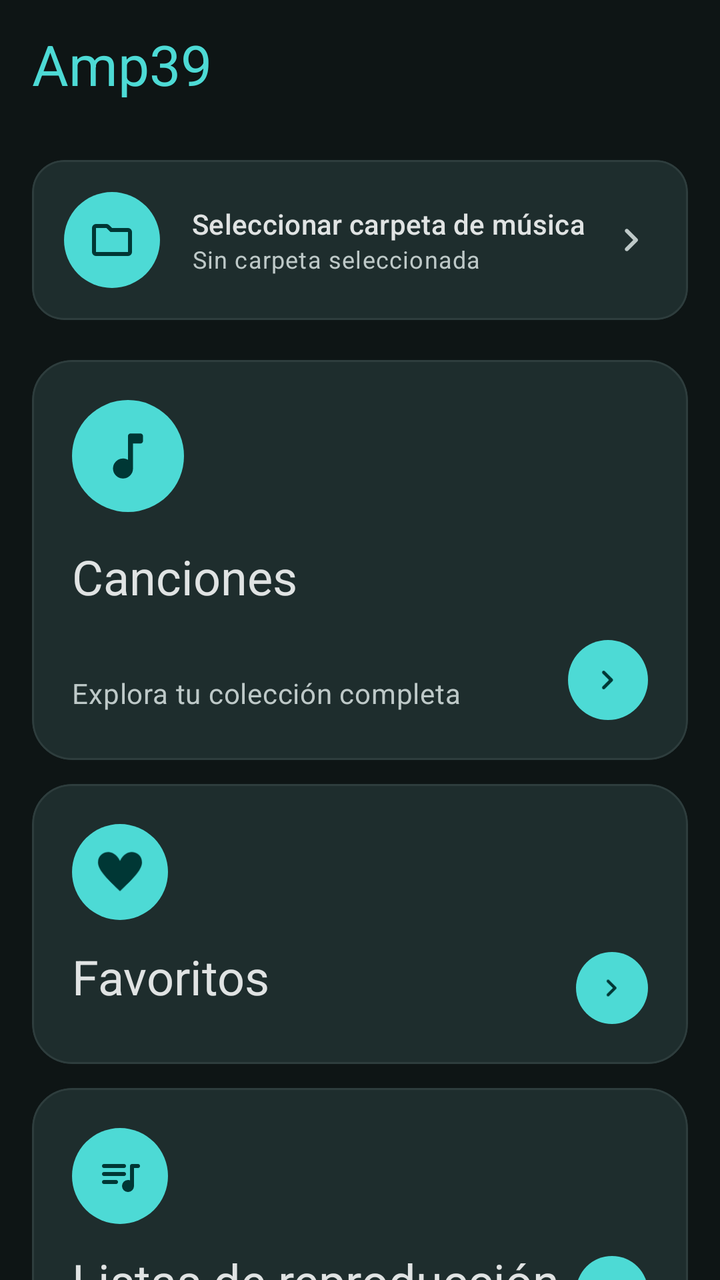
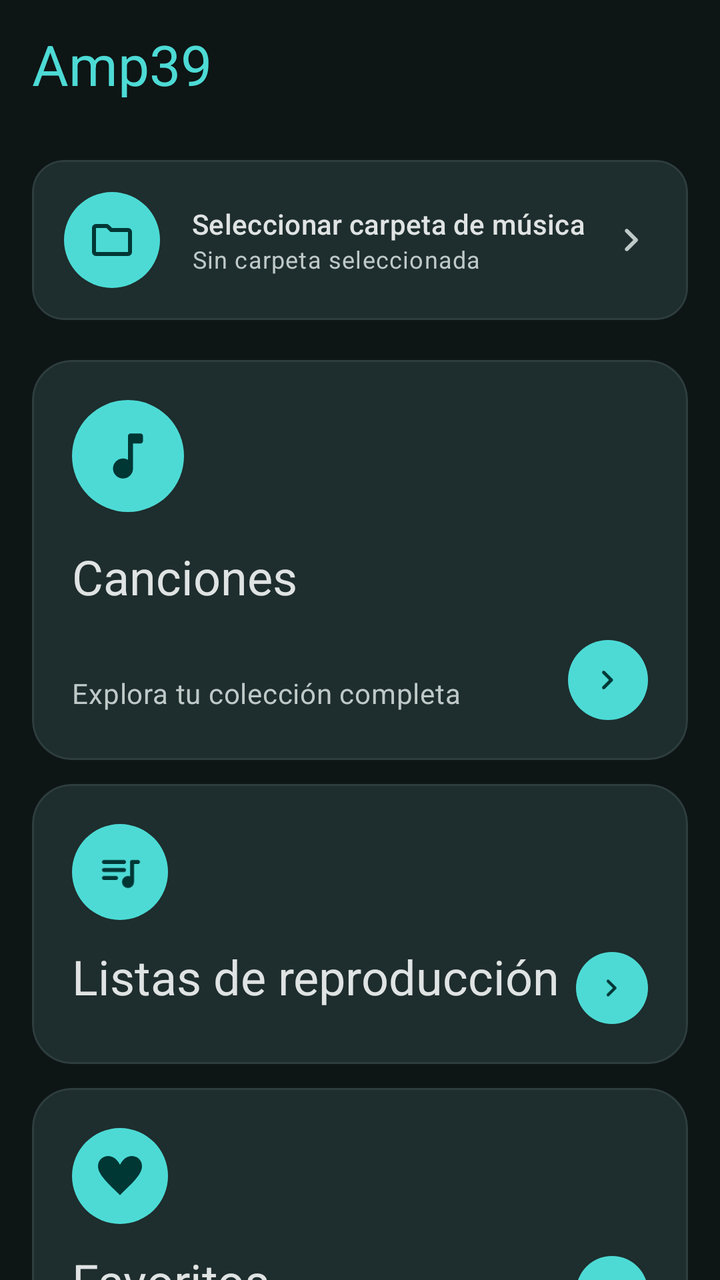

An Android layout rendered at two revisions. The XML below is the earlier revision; the diff shows what the commit changed to produce the second picture.
<!-- AndroidManifest.xml: application theme Theme.MikuPlayer -->
<!-- res/layout/activity_main.xml -->
<?xml version="1.0" encoding="utf-8"?>
<androidx.coordinatorlayout.widget.CoordinatorLayout
    xmlns:android="http://schemas.android.com/apk/res/android"
    xmlns:app="http://schemas.android.com/apk/res-auto"
    android:layout_width="match_parent"
    android:layout_height="match_parent"
    android:background="@color/md_theme_background">

    
    <com.google.android.material.appbar.AppBarLayout
        android:layout_width="match_parent"
        android:layout_height="wrap_content"
        android:background="@color/md_theme_surface"
        app:elevation="0dp">

        <com.google.android.material.appbar.MaterialToolbar
            android:id="@+id/toolbar"
            android:layout_width="match_parent"
            android:layout_height="64dp"
            app:title="Amp39"
            app:titleTextColor="@color/md_theme_primary"
            app:titleTextAppearance="@style/TextAppearance.Material3.HeadlineMedium" />

    </com.google.android.material.appbar.AppBarLayout>

    <androidx.core.widget.NestedScrollView
        android:layout_width="match_parent"
        android:layout_height="match_parent"
        app:layout_behavior="@string/appbar_scrolling_view_behavior">

        <LinearLayout
            android:layout_width="match_parent"
            android:layout_height="wrap_content"
            android:orientation="vertical"
            android:paddingHorizontal="16dp"
            android:paddingTop="16dp"
            android:paddingBottom="100dp">

            
            <com.google.android.material.card.MaterialCardView
                android:id="@+id/cardSelectFolder"
                android:layout_width="match_parent"
                android:layout_height="wrap_content"
                android:layout_marginBottom="20dp"
                android:clickable="true"
                android:focusable="true"
                app:cardBackgroundColor="@color/md_theme_surfaceVariant"
                app:cardCornerRadius="16dp"
                app:cardElevation="0dp"
                app:strokeColor="@color/md_theme_outlineVariant"
                app:strokeWidth="1dp">
                <LinearLayout
                    android:layout_width="match_parent"
                    android:layout_height="wrap_content"
                    android:gravity="center_vertical"
                    android:orientation="horizontal"
                    android:padding="16dp">
                    
                    <FrameLayout
                        android:layout_width="48dp"
                        android:layout_height="48dp"
                        android:background="@drawable/bg_icon_circle_primary">
                        <ImageView
                            android:layout_width="24dp"
                            android:layout_height="24dp"
                            android:layout_gravity="center"
                            android:src="@drawable/ic_folder"
                            android:tint="@color/md_theme_onPrimary" />
                    </FrameLayout>
                    <LinearLayout
                        android:layout_width="0dp"
                        android:layout_height="wrap_content"
                        android:layout_marginStart="16dp"
                        android:layout_weight="1"
                        android:orientation="vertical">
                        <TextView
                            android:layout_width="wrap_content"
                            android:layout_height="wrap_content"
                            android:text="Seleccionar carpeta de música"
                            android:textAppearance="@style/TextAppearance.Material3.TitleSmall"
                            android:textColor="@color/md_theme_onSurface" />
                        <TextView
                            android:id="@+id/tvSelectedFolder"
                            android:layout_width="wrap_content"
                            android:layout_height="wrap_content"
                            android:text="Sin carpeta seleccionada"
                            android:textAppearance="@style/TextAppearance.Material3.BodySmall"
                            android:textColor="@color/md_theme_onSurfaceVariant" />
                    </LinearLayout>
                    <ImageView
                        android:layout_width="24dp"
                        android:layout_height="24dp"
                        android:src="@drawable/ic_chevron_right"
                        android:tint="@color/md_theme_onSurfaceVariant" />
                </LinearLayout>
            </com.google.android.material.card.MaterialCardView>

            
            <com.google.android.material.card.MaterialCardView
                android:id="@+id/cardAllSongs"
                android:layout_width="match_parent"
                android:layout_height="200dp"
                android:layout_marginBottom="12dp"
                android:clickable="true"
                android:focusable="true"
                app:cardBackgroundColor="@color/md_theme_surfaceVariant"
                app:cardCornerRadius="20dp"
                app:cardElevation="0dp">
                <RelativeLayout
                    android:layout_width="match_parent"
                    android:layout_height="match_parent"
                    android:padding="20dp">
                    
                    <FrameLayout
                        android:layout_width="56dp"
                        android:layout_height="56dp"
                        android:background="@drawable/bg_icon_circle_primary"
                        android:id="@+id/iconSongs">
                        <ImageView
                            android:layout_width="30dp"
                            android:layout_height="30dp"
                            android:layout_gravity="center"
                            android:src="@drawable/ic_music_note"
                            android:tint="@color/md_theme_onPrimary" />
                    </FrameLayout>
                    <TextView
                        android:layout_width="wrap_content"
                        android:layout_height="wrap_content"
                        android:layout_below="@id/iconSongs"
                        android:layout_marginTop="16dp"
                        android:text="Canciones"
                        android:textAppearance="@style/TextAppearance.Material3.HeadlineSmall"
                        android:textColor="@color/md_theme_onSurface" />
                    <TextView
                        android:layout_width="match_parent"
                        android:layout_height="wrap_content"
                        android:layout_alignParentBottom="true"
                        android:layout_marginBottom="4dp"
                        android:text="Explora tu colección completa"
                        android:textAppearance="@style/TextAppearance.Material3.BodyMedium"
                        android:textColor="@color/md_theme_onSurfaceVariant" />
                    
                    <FrameLayout
                        android:layout_width="40dp"
                        android:layout_height="40dp"
                        android:layout_alignParentEnd="true"
                        android:layout_alignParentBottom="true"
                        android:background="@drawable/bg_icon_circle_primary">
                        <ImageView
                            android:layout_width="20dp"
                            android:layout_height="20dp"
                            android:layout_gravity="center"
                            android:src="@drawable/ic_chevron_right"
                            android:tint="@color/md_theme_onPrimary" />
                    </FrameLayout>
                </RelativeLayout>
            </com.google.android.material.card.MaterialCardView>


            
            <com.google.android.material.card.MaterialCardView
                android:id="@+id/cardFavorites"
                android:layout_width="match_parent"
                android:layout_height="140dp"
                android:layout_marginBottom="12dp"
                android:clickable="true"
                android:focusable="true"
                app:cardBackgroundColor="@color/md_theme_surfaceVariant"
                app:cardCornerRadius="20dp"
                app:cardElevation="0dp">
                <RelativeLayout
                    android:layout_width="match_parent"
                    android:layout_height="match_parent"
                    android:padding="20dp">
                    <FrameLayout
                        android:layout_width="48dp"
                        android:layout_height="48dp"
                        android:id="@+id/iconFavorites"
                        android:background="@drawable/bg_icon_circle_primary">
                        <ImageView
                            android:layout_width="24dp"
                            android:layout_height="24dp"
                            android:layout_gravity="center"
                            android:src="@drawable/ic_heart_filled"
                            android:tint="@color/md_theme_onPrimary" />
                    </FrameLayout>
                    <TextView
                        android:layout_width="wrap_content"
                        android:layout_height="wrap_content"
                        android:layout_below="@id/iconFavorites"
                        android:layout_marginTop="12dp"
                        android:text="Favoritos"
                        android:textAppearance="@style/TextAppearance.Material3.HeadlineSmall"
                        android:textColor="@color/md_theme_onSurface" />
                    <FrameLayout
                        android:layout_width="36dp"
                        android:layout_height="36dp"
                        android:layout_alignParentEnd="true"
                        android:layout_alignParentBottom="true"
                        android:background="@drawable/bg_icon_circle_primary">
                        <ImageView
                            android:layout_width="18dp"
                            android:layout_height="18dp"
                            android:layout_gravity="center"
                            android:src="@drawable/ic_chevron_right"
                            android:tint="@color/md_theme_onPrimary" />
                    </FrameLayout>
                </RelativeLayout>
            </com.google.android.material.card.MaterialCardView>

            
            <com.google.android.material.card.MaterialCardView
                android:id="@+id/cardPlaylists"
                android:layout_width="match_parent"
                android:layout_height="140dp"
                android:layout_marginBottom="12dp"
                android:clickable="true"
                android:focusable="true"
                app:cardBackgroundColor="@color/md_theme_surfaceVariant"
                app:cardCornerRadius="20dp"
                app:cardElevation="0dp">
                <RelativeLayout
                    android:layout_width="match_parent"
                    android:layout_height="match_parent"
                    android:padding="20dp">
                    <FrameLayout
                        android:layout_width="48dp"
                        android:layout_height="48dp"
                        android:id="@+id/iconPlaylists"
                        android:background="@drawable/bg_icon_circle_primary">
                        <ImageView
                            android:layout_width="24dp"
                            android:layout_height="24dp"
                            android:layout_gravity="center"
                            android:src="@drawable/ic_playlist"
                            android:tint="@color/md_theme_onPrimary" />
                    </FrameLayout>
                    <TextView
                        android:layout_width="wrap_content"
                        android:layout_height="wrap_content"
                        android:layout_below="@id/iconPlaylists"
                        android:layout_marginTop="12dp"
                        android:text="Listas de reproducción"
                        android:textAppearance="@style/TextAppearance.Material3.HeadlineSmall"
                        android:textColor="@color/md_theme_onSurface" />
                    <FrameLayout
                        android:layout_width="36dp"
                        android:layout_height="36dp"
                        android:layout_alignParentEnd="true"
                        android:layout_alignParentBottom="true"
                        android:background="@drawable/bg_icon_circle_primary">
                        <ImageView
                            android:layout_width="18dp"
                            android:layout_height="18dp"
                            android:layout_gravity="center"
                            android:src="@drawable/ic_chevron_right"
                            android:tint="@color/md_theme_onPrimary" />
                    </FrameLayout>
                </RelativeLayout>
            </com.google.android.material.card.MaterialCardView>

            
            <com.google.android.material.card.MaterialCardView
                android:id="@+id/cardSettings"
                android:layout_width="match_parent"
                android:layout_height="wrap_content"
                android:layout_marginBottom="80dp"
                android:clickable="true"
                android:focusable="true"
                app:cardBackgroundColor="@color/md_theme_surfaceVariant"
                app:cardCornerRadius="16dp"
                app:cardElevation="0dp"
                app:strokeColor="@color/md_theme_outlineVariant"
                app:strokeWidth="1dp">
                <LinearLayout
                    android:layout_width="match_parent"
                    android:layout_height="wrap_content"
                    android:gravity="center_vertical"
                    android:orientation="horizontal"
                    android:padding="16dp">
                    <FrameLayout
                        android:layout_width="48dp"
                        android:layout_height="48dp"
                        android:background="@drawable/bg_icon_circle_primary">
                        <ImageView
                            android:layout_width="24dp"
                            android:layout_height="24dp"
                            android:layout_gravity="center"
                            android:src="@drawable/ic_settings"
                            android:tint="@color/md_theme_onPrimary" />
                    </FrameLayout>
                    <LinearLayout
                        android:layout_width="0dp"
                        android:layout_height="wrap_content"
                        android:layout_marginStart="16dp"
                        android:layout_weight="1"
                        android:orientation="vertical">
                        <TextView
                            android:layout_width="wrap_content"
                            android:layout_height="wrap_content"
                            android:text="Ajustes"
                            android:textAppearance="@style/TextAppearance.Material3.TitleSmall"
                            android:textColor="@color/md_theme_onSurface" />
                        <TextView
                            android:layout_width="wrap_content"
                            android:layout_height="wrap_content"
                            android:text="Tema, respaldo de datos y más"
                            android:textAppearance="@style/TextAppearance.Material3.BodySmall"
                            android:textColor="@color/md_theme_onSurfaceVariant" />
                    </LinearLayout>
                    <ImageView
                        android:layout_width="24dp"
                        android:layout_height="24dp"
                        android:src="@drawable/ic_chevron_right"
                        android:tint="@color/md_theme_onSurfaceVariant" />
                </LinearLayout>
            </com.google.android.material.card.MaterialCardView>


        </LinearLayout>
    </androidx.core.widget.NestedScrollView>

    
    <com.google.android.material.card.MaterialCardView
        android:id="@+id/miniPlayer"
        android:layout_width="match_parent"
        android:layout_height="72dp"
        android:layout_gravity="bottom"
        android:layout_marginHorizontal="12dp"
        android:layout_marginBottom="12dp"
        android:visibility="gone"
        android:clickable="true"
        android:focusable="true"
        app:cardBackgroundColor="@color/md_theme_surfaceVariant"
        app:cardCornerRadius="16dp"
        app:cardElevation="4dp">
        
        <ProgressBar
            android:id="@+id/miniPlayerProgress"
            style="@style/Widget.AppCompat.ProgressBar.Horizontal"
            android:layout_width="match_parent"
            android:layout_height="3dp"
            android:layout_gravity="top"
            android:progressTint="@color/md_theme_primary"
            android:progressBackgroundTint="@android:color/transparent"
            android:max="1000"
            android:progress="0" />
        <LinearLayout
            android:layout_width="match_parent"
            android:layout_height="match_parent"
            android:gravity="center_vertical"
            android:orientation="horizontal"
            android:paddingHorizontal="12dp">
            <com.google.android.material.imageview.ShapeableImageView
                android:id="@+id/ivMiniCover"
                android:layout_width="44dp"
                android:layout_height="44dp"
                android:src="@drawable/ic_default_album_art"
                android:scaleType="centerCrop"
                app:shapeAppearanceOverlay="@style/ShapeAppearance.Material3.Corner.Small" />
            <LinearLayout
                android:layout_width="0dp"
                android:layout_height="wrap_content"
                android:layout_marginHorizontal="12dp"
                android:layout_weight="1"
                android:orientation="vertical">
                <TextView
                    android:id="@+id/tvMiniTitle"
                    android:layout_width="wrap_content"
                    android:layout_height="wrap_content"
                    android:ellipsize="end"
                    android:maxLines="1"
                    android:text="Canción"
                    android:textAppearance="@style/TextAppearance.Material3.LabelLarge"
                    android:textColor="@color/md_theme_onSurface" />
                <TextView
                    android:id="@+id/tvMiniArtist"
                    android:layout_width="wrap_content"
                    android:layout_height="wrap_content"
                    android:ellipsize="end"
                    android:maxLines="1"
                    android:text="Artista"
                    android:textAppearance="@style/TextAppearance.Material3.BodySmall"
                    android:textColor="@color/md_theme_primary" />
            </LinearLayout>
            <ImageButton
                android:id="@+id/btnMiniPrevious"
                android:layout_width="40dp"
                android:layout_height="40dp"
                android:layout_marginEnd="4dp"
                android:background="?attr/selectableItemBackgroundBorderless"
                android:src="@drawable/ic_skip_previous"
                android:tint="@color/md_theme_onSurfaceVariant"
                android:contentDescription="@string/previous" />
            <ImageButton
                android:id="@+id/btnMiniPlayPause"
                android:layout_width="40dp"
                android:layout_height="40dp"
                android:background="?attr/selectableItemBackgroundBorderless"
                android:src="@drawable/ic_play"
                android:tint="@color/md_theme_onSurface"
                android:contentDescription="@string/play_pause" />
            <ImageButton
                android:id="@+id/btnMiniNext"
                android:layout_width="40dp"
                android:layout_height="40dp"
                android:layout_marginStart="4dp"
                android:background="?attr/selectableItemBackgroundBorderless"
                android:src="@drawable/ic_skip_next"
                android:tint="@color/md_theme_onSurfaceVariant"
                android:contentDescription="@string/next" />
        </LinearLayout>
    </com.google.android.material.card.MaterialCardView>

</androidx.coordinatorlayout.widget.CoordinatorLayout>
<!-- resources referenced by this layout -->
<resources>
  <color name="md_theme_background">#0E1515</color>
  <color name="md_theme_onPrimary">#003735</color>
  <color name="md_theme_onSurface">#E0E3E3</color>
  <color name="md_theme_onSurfaceVariant">#BEC9C8</color>
  <color name="md_theme_outlineVariant">#2E3D3D</color>
  <color name="md_theme_primary">#4DDAD5</color>
  <color name="md_theme_surface">#0E1515</color>
  <color name="md_theme_surfaceVariant">#1E2D2D</color>
  <!-- drawable bg_icon_circle_primary (drawable) -->
  <?xml version="1.0" encoding="utf-8"?>
  <shape xmlns:android="http://schemas.android.com/apk/res/android"
      android:shape="oval">
      <solid android:color="?attr/colorPrimary" />
      <alpha android:alpha="0.15" />
  </shape>
  <!-- drawable ic_chevron_right (drawable) -->
  <vector xmlns:android="http://schemas.android.com/apk/res/android" android:autoMirrored="true" android:height="24dp"  android:viewportHeight="960" android:viewportWidth="960" android:width="24dp">
        
      <path android:fillColor="@android:color/white" android:pathData="M504,480L348,324Q337,313 337,296Q337,279 348,268Q359,257 376,257Q393,257 404,268L588,452Q594,458 596.5,465Q599,472 599,480Q599,488 596.5,495Q594,502 588,508L404,692Q393,703 376,703Q359,703 348,692Q337,681 337,664Q337,647 348,636L504,480Z"/>
      
  </vector>
  <!-- drawable ic_default_album_art (drawable) -->
  <vector xmlns:android="http://schemas.android.com/apk/res/android"
      android:width="24dp"
      android:height="24dp"
      android:viewportWidth="24"
      android:viewportHeight="24"
      android:tint="@color/md_theme_onSurfaceVariant">
    <path
        android:fillColor="@android:color/white"
        android:pathData="M12,3v10.55c-0.59,-0.34 -1.27,-0.55 -2,-0.55 -2.21,0 -4,1.79 -4,4s1.79,4 4,4 4,-1.79 4,-4V7h4V3h-6z"/>
  </vector>
  <!-- drawable ic_heart_filled (drawable) -->
  <vector xmlns:android="http://schemas.android.com/apk/res/android"
      android:width="24dp"
      android:height="24dp"
      android:viewportWidth="24"
      android:viewportHeight="24">
      <path
          android:fillColor="#4DDAD5"
          android:pathData="M12,21.593c-5.63-5.539-11-10.297-11-14.402 0-3.791 3.068-5.191 5.281-5.191 1.312,0 4.151,1.024 5.719,4.457 1.59-3.433 4.279-4.447 5.726-4.447 2.54,0 5.274,1.621 5.274,5.181 0,4.069-5.136,8.625-11,14.402z"/>
  </vector>
  <!-- drawable ic_music_note (drawable) -->
  <vector xmlns:android="http://schemas.android.com/apk/res/android" android:height="24dp"  android:viewportHeight="960" android:viewportWidth="960" android:width="24dp">
        
      <path android:fillColor="@android:color/white" android:pathData="M400,840Q334,840 287,793Q240,746 240,680Q240,614 287,567Q334,520 400,520Q423,520 442.5,525.5Q462,531 480,542L480,160Q480,143 491.5,131.5Q503,120 520,120L680,120Q697,120 708.5,131.5Q720,143 720,160L720,240Q720,257 708.5,268.5Q697,280 680,280L560,280L560,680Q560,746 513,793Q466,840 400,840Z"/>
      
  </vector>
  <string name="next">Siguiente</string>
  <string name="play_pause">Reproducir/Pausar</string>
  <string name="previous">Anterior</string>
  <color name="md_theme_primaryContainer">#00504E</color>
  <color name="md_theme_onPrimaryContainer">#6FF7F2</color>
  <color name="md_theme_secondary">#B0CCCB</color>
  <color name="md_theme_onSecondary">#1B3534</color>
  <color name="md_theme_secondaryContainer">#324B4B</color>
  <color name="md_theme_onSecondaryContainer">#CCE8E7</color>
  <color name="md_theme_tertiary">#A2C9FE</color>
  <color name="md_theme_onTertiary">#073153</color>
  <color name="md_theme_tertiaryContainer">#254872</color>
  <color name="md_theme_onTertiaryContainer">#D2E4FF</color>
  <color name="md_theme_error">#FFB4AB</color>
  <color name="md_theme_onError">#690005</color>
  <color name="md_theme_errorContainer">#93000A</color>
  <color name="md_theme_onErrorContainer">#FFDAD6</color>
  <color name="md_theme_onBackground">#E0E3E3</color>
  <color name="md_theme_outline">#889392</color>
  <!-- unchanged entries left out for length: 7 -->
</resources>

<!-- the commit's change to res/layout/activity_main.xml (unified diff, before → after) -->
@@ -159,6 +159,57 @@
 
             
             <com.google.android.material.card.MaterialCardView
+                android:id="@+id/cardPlaylists"
+                android:layout_width="match_parent"
+                android:layout_height="140dp"
+                android:layout_marginBottom="12dp"
+                android:clickable="true"
+                android:focusable="true"
+                app:cardBackgroundColor="@color/md_theme_surfaceVariant"
+                app:cardCornerRadius="20dp"
+                app:cardElevation="0dp">
+                <RelativeLayout
+                    android:layout_width="match_parent"
+                    android:layout_height="match_parent"
+                    android:padding="20dp">
+                    <FrameLayout
+                        android:layout_width="48dp"
+                        android:layout_height="48dp"
+                        android:id="@+id/iconPlaylists"
+                        android:background="@drawable/bg_icon_circle_primary">
+                        <ImageView
+                            android:layout_width="24dp"
+                            android:layout_height="24dp"
+                            android:layout_gravity="center"
+                            android:src="@drawable/ic_playlist"
+                            android:tint="@color/md_theme_onPrimary" />
+                    </FrameLayout>
+                    <TextView
+                        android:layout_width="wrap_content"
+                        android:layout_height="wrap_content"
+                        android:layout_below="@id/iconPlaylists"
+                        android:layout_marginTop="12dp"
+                        android:text="Listas de reproducción"
+                        android:textAppearance="@style/TextAppearance.Material3.HeadlineSmall"
+                        android:textColor="@color/md_theme_onSurface" />
+                    <FrameLayout
+                        android:layout_width="36dp"
+                        android:layout_height="36dp"
+                        android:layout_alignParentEnd="true"
+                        android:layout_alignParentBottom="true"
+                        android:background="@drawable/bg_icon_circle_primary">
+                        <ImageView
+                            android:layout_width="18dp"
+                            android:layout_height="18dp"
+                            android:layout_gravity="center"
+                            android:src="@drawable/ic_chevron_right"
+                            android:tint="@color/md_theme_onPrimary" />
+                    </FrameLayout>
+                </RelativeLayout>
+            </com.google.android.material.card.MaterialCardView>
+
+            
+            <com.google.android.material.card.MaterialCardView
                 android:id="@+id/cardFavorites"
                 android:layout_width="match_parent"
                 android:layout_height="140dp"
@@ -190,57 +241,6 @@
                         android:layout_below="@id/iconFavorites"
                         android:layout_marginTop="12dp"
                         android:text="Favoritos"
-                        android:textAppearance="@style/TextAppearance.Material3.HeadlineSmall"
-                        android:textColor="@color/md_theme_onSurface" />
-                    <FrameLayout
-                        android:layout_width="36dp"
-                        android:layout_height="36dp"
-                        android:layout_alignParentEnd="true"
-                        android:layout_alignParentBottom="true"
-                        android:background="@drawable/bg_icon_circle_primary">
-                        <ImageView
-                            android:layout_width="18dp"
-                            android:layout_height="18dp"
-                            android:layout_gravity="center"
-                            android:src="@drawable/ic_chevron_right"
-                            android:tint="@color/md_theme_onPrimary" />
-                    </FrameLayout>
-                </RelativeLayout>
-            </com.google.android.material.card.MaterialCardView>
-
-            
-            <com.google.android.material.card.MaterialCardView
-                android:id="@+id/cardPlaylists"
-                android:layout_width="match_parent"
-                android:layout_height="140dp"
-                android:layout_marginBottom="12dp"
-                android:clickable="true"
-                android:focusable="true"
-                app:cardBackgroundColor="@color/md_theme_surfaceVariant"
-                app:cardCornerRadius="20dp"
-                app:cardElevation="0dp">
-                <RelativeLayout
-                    android:layout_width="match_parent"
-                    android:layout_height="match_parent"
-                    android:padding="20dp">
-                    <FrameLayout
-                        android:layout_width="48dp"
-                        android:layout_height="48dp"
-                        android:id="@+id/iconPlaylists"
-                        android:background="@drawable/bg_icon_circle_primary">
-                        <ImageView
-                            android:layout_width="24dp"
-                            android:layout_height="24dp"
-                            android:layout_gravity="center"
-                            android:src="@drawable/ic_playlist"
-                            android:tint="@color/md_theme_onPrimary" />
-                    </FrameLayout>
-                    <TextView
-                        android:layout_width="wrap_content"
-                        android:layout_height="wrap_content"
-                        android:layout_below="@id/iconPlaylists"
-                        android:layout_marginTop="12dp"
-                        android:text="Listas de reproducción"
                         android:textAppearance="@style/TextAppearance.Material3.HeadlineSmall"
                         android:textColor="@color/md_theme_onSurface" />
                     <FrameLayout
